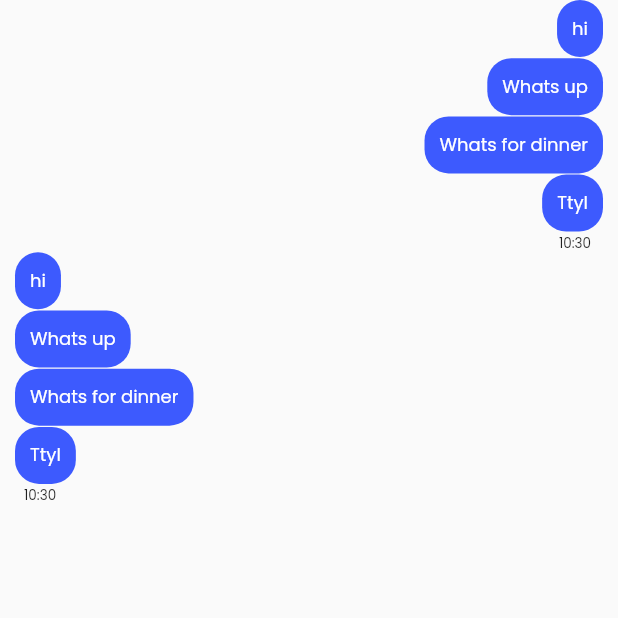
After one commit to Delnyavor/vpay, a Flutter app: the DetailsPage screen opened by its route, after a tap on "Purchase", on a phone screen of 412 x 824 dp, the top half of it. The commit adds this screen. Run offline on Flutter 3.47's test engine with Material 2 defaults, Android fonts, the phone set to English and light mode, and no system bars; our stand-ins replace cloud_firestore, firebase_auth, firebase_core, font_awesome_flutter, google_fonts; accounts and stored records are empty.

Commit message:
basic message widget positioned

```diff
--- /dev/null
+++ b/lib/src/models/message.dart
@@ -0,0 +1,8 @@
+class Message {
+  String message;
+  DateTime date;
+  String author;
+  bool isMe = false;
+
+  Message({this.date, this.message, this.author, this.isMe});
+}
--- /dev/null
+++ b/lib/src/pages/chat/chat_page.dart
@@ -0,0 +1,56 @@
+import 'package:flutter/material.dart';
+import 'package:vpay/src/models/message.dart';
+import 'package:vpay/src/widgets/chat_list.dart';
+
+class ChatPage extends StatefulWidget {
+  const ChatPage({Key key}) : super(key: key);
+
+  @override
+  _ChatPageState createState() => _ChatPageState();
+}
+
+class _ChatPageState extends State<ChatPage> {
+  @override
+  Widget build(BuildContext context) {
+    return Scaffold(
+      body: ChatList(
+        messages: [
+          Message(
+              message: 'hi', isMe: true, author: 'me', date: DateTime.now()),
+          Message(
+              message: 'Whats up',
+              isMe: true,
+              author: 'me',
+              date: DateTime.now()),
+          Message(
+              message: 'Whats for dinner',
+              isMe: true,
+              author: 'me',
+              date: DateTime.now()),
+          Message(
+              message: 'Ttyl', isMe: true, author: 'me', date: DateTime.now()),
+          Message(
+              message: 'hi',
+              isMe: false,
+              author: 'other',
+              date: DateTime.now()),
+          Message(
+              message: 'Whats up',
+              isMe: false,
+              author: 'other',
+              date: DateTime.now()),
+          Message(
+              message: 'Whats for dinner',
+              isMe: false,
+              author: 'other',
+              date: DateTime.now()),
+          Message(
+              message: 'Ttyl',
+              isMe: false,
+              author: 'other',
+              date: DateTime.now()),
+        ],
+      ),
+    );
+  }
+}
--- a/lib/src/pages/product details/details_page.dart
+++ b/lib/src/pages/product details/details_page.dart
@@ -1,6 +1,8 @@
 import 'package:flutter/material.dart';
 import 'package:font_awesome_flutter/font_awesome_flutter.dart';
 import 'package:vpay/src/models/category.dart';
+import 'package:vpay/src/pages/chat/chat_page.dart';
+import 'package:vpay/src/utils/route_transitions.dart';
 import 'package:vpay/src/widgets/buttons.dart';
 import 'package:vpay/src/widgets/slideshow.dart';
 
@@ -297,7 +299,9 @@ class DetailsPageState extends State<DetailsPage>
         child: textButton(
           context,
           label: 'Purchase',
-          function: null,
+          function: () {
+            Navigator.push(context, fadeInRoute(ChatPage()));
+          },
           shrink: false,
           labelStyle: TextStyle(
             fontWeight: FontWeight.w600,
--- a/lib/src/widgets/buttons.dart
+++ b/lib/src/widgets/buttons.dart
@@ -92,10 +92,10 @@ TextButton textButton(
           MaterialStateProperty.resolveWith<Color>(
             (Set<MaterialState> states) {
               if (states.contains(MaterialState.hovered))
-                return Colors.blue.withOpacity(0.904);
+                return Colors.indigoAccent[700];
               if (states.contains(MaterialState.focused) ||
                   states.contains(MaterialState.pressed))
-                return Colors.blue.withOpacity(0.912);
+                return Colors.indigoAccent[700];
               return null; // Defer to the widget's default.
             },
           ),
--- /dev/null
+++ b/lib/src/widgets/chat_list.dart
@@ -0,0 +1,111 @@
+import 'package:flutter/material.dart';
+import 'package:vpay/src/models/message.dart';
+
+class ChatList extends StatefulWidget {
+  final List<Message> messages;
+  ChatList({this.messages});
+
+  @override
+  _ChatListState createState() => _ChatListState();
+}
+
+class _ChatListState extends State<ChatList> {
+  Message getNextIndex(Message m) {
+    int i = widget.messages.indexOf(m);
+    if (i < widget.messages.length - 1) {
+      return widget.messages[i + 1];
+    }
+    return null;
+  }
+
+  @override
+  Widget build(BuildContext context) {
+    return ListView(
+      children: widget.messages
+          .map((e) => ChatMessageWidget(e, getNextIndex(e)))
+          .toList(),
+    );
+  }
+}
+
+class ChatMessageWidget extends StatefulWidget {
+  final Message message;
+  final Message nextMessage;
+  const ChatMessageWidget(this.message, this.nextMessage);
+
+  @override
+  _ChatMessageWidgetState createState() => _ChatMessageWidgetState();
+}
+
+class _ChatMessageWidgetState extends State<ChatMessageWidget> {
+  Color indigo;
+  bool preceding = false;
+
+  @override
+  void initState() {
+    super.initState();
+    indigo = Colors.indigoAccent[400];
+    if (widget.nextMessage != null) {
+      preceding = widget.message.author == widget.nextMessage.author;
+    }
+  }
+
+  @override
+  Widget build(BuildContext context) {
+    return SizedBox(
+      width: MediaQuery.of(context).size.width,
+      child: Row(
+        mainAxisAlignment: widget.message.isMe
+            ? MainAxisAlignment.end
+            : MainAxisAlignment.start,
+        children: [
+          Column(
+            crossAxisAlignment: widget.message.isMe
+                ? CrossAxisAlignment.end
+                : CrossAxisAlignment.start,
+            children: [
+              chatMessageDecoration(),
+              preceding ? SizedBox.shrink() : time(),
+            ],
+          ),
+        ],
+      ),
+    );
+  }
+
+  Widget chatMessageDecoration() {
+    return Container(
+      padding: const EdgeInsets.all(10),
+      margin: EdgeInsets.fromLTRB(10, 0, 10, 0.8),
+      decoration: BoxDecoration(
+        color: Colors.indigoAccent[400],
+        borderRadius: BorderRadius.circular(16),
+      ),
+      child: Text(
+        widget.message.message,
+        style: TextStyle(
+          color: Colors.white,
+          fontSize: 12,
+        ),
+      ),
+    );
+  }
+
+  Widget time() {
+    var date = widget.message.date;
+    String time = "${date.hour}:${date.minute}";
+
+    return Align(
+      alignment: Alignment.bottomRight,
+      child: Padding(
+        padding: const EdgeInsets.only(right: 18, left: 16),
+        child: Text(
+          time,
+          style: TextStyle(
+            fontSize: 9,
+          ),
+        ),
+      ),
+    );
+  }
+}
```
